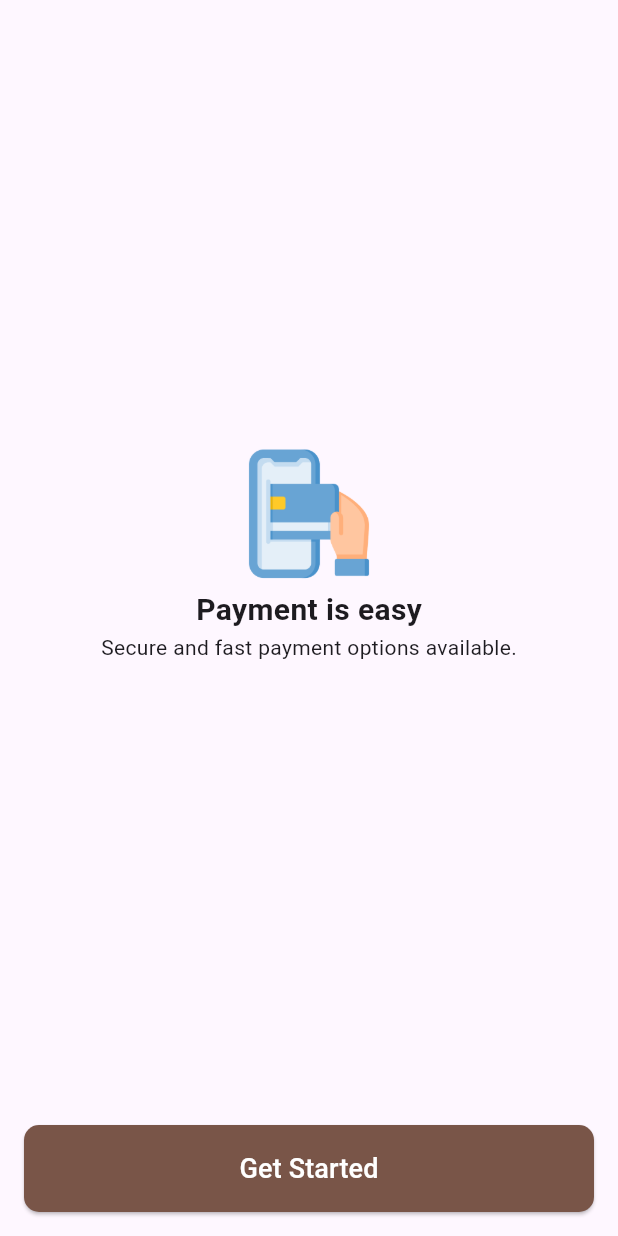
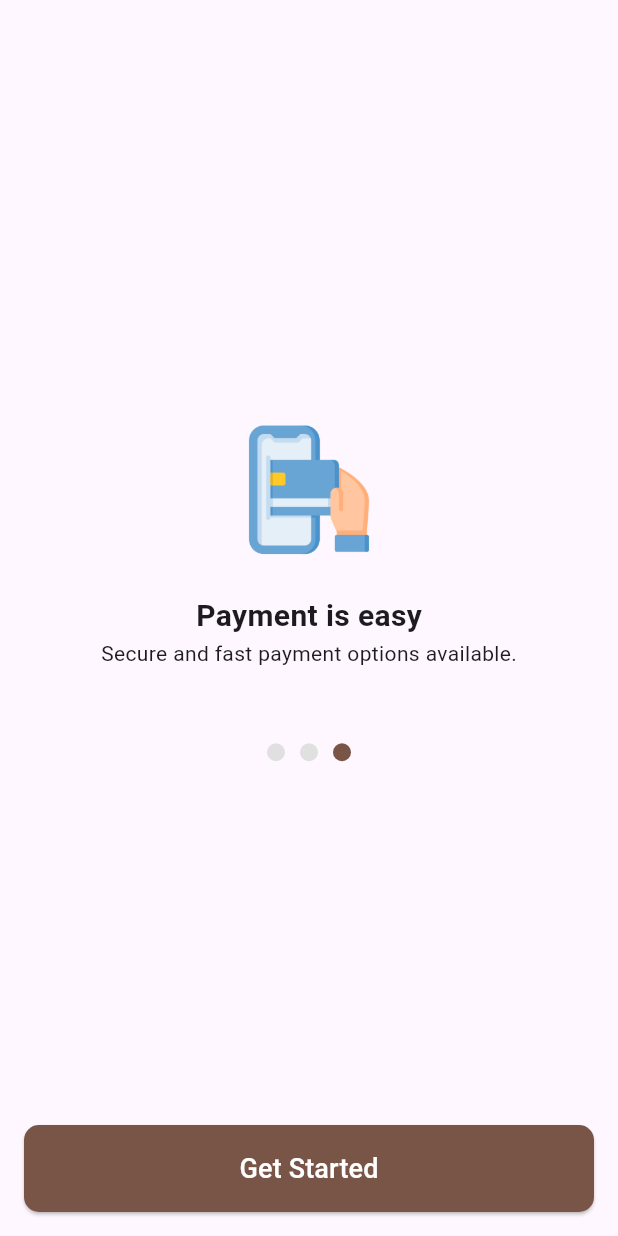
Before and after one commit to kawsar-ahmmed-hridoy/Shopping-Site, a Flutter app: the screen it shows after launch, swiped to page 3, on a phone screen of 412 x 824 dp. Run offline on Flutter 3.47's test engine with Material 3 defaults, Android fonts, the phone set to English and light mode, and no system bars.

Commit message:
made changes in Page3

```diff
--- a/lib/Screens/Starting/Page3.dart
+++ b/lib/Screens/Starting/Page3.dart
@@ -1,5 +1,5 @@
 import 'package:flutter/material.dart';
-import 'package:shopping_site/Screens/Signup/SignupScreen.dart';
+import 'package:shopping_site/Screens/Signup/SigninScreen.dart';
 
 class Page3 extends StatelessWidget {
   @override
@@ -9,41 +9,25 @@ class Page3 extends StatelessWidget {
         child: Column(
           mainAxisAlignment: MainAxisAlignment.center,
           children: [
-            Image.asset('assets/Initial/payment.png', height: 100),
-            Text(
-              'Payment is easy',
-              style: TextStyle(fontSize: 20, fontWeight: FontWeight.bold),
-            ),
-            Text('Secure and fast payment options available.'),
+            SizedBox(height: 50), Image.asset("assets/Initial/payment.png", height: 100), SizedBox(height: 20),
+            Text("Payment is easy", style: TextStyle(fontSize: 20, fontWeight: FontWeight.bold),),
+            Text("Secure and fast payment options available."), SizedBox(height: 50),
+            Row(mainAxisAlignment: MainAxisAlignment.center, children: [_buildDot(false), _buildDot(false), _buildDot(true),],),
           ],
         ),
       ),
       bottomNavigationBar: Padding(
         padding: const EdgeInsets.all(16.0),
         child: ElevatedButton(
-          onPressed: () {
-            Navigator.push(
-              context,
-              MaterialPageRoute(builder: (context) => SignupScreen()),
-            );
-          },
-          style: ElevatedButton.styleFrom(
-            backgroundColor: Colors.brown,
-            padding: EdgeInsets.symmetric(vertical: 16), // Button height
-            shape: RoundedRectangleBorder(
-              borderRadius: BorderRadius.circular(10),
-            ),
-          ),
-          child: Text(
-            'Get Started',
-            style:
-            TextStyle(
-              fontSize: 18,
-              color: Colors.white,
-            ),
-          ),
+          onPressed: () {Navigator.push(context, MaterialPageRoute(builder: (context) => SigninScreen()),);},
+          style: ElevatedButton.styleFrom(backgroundColor: Colors.brown, padding: EdgeInsets.symmetric(vertical: 16), shape: RoundedRectangleBorder(borderRadius: BorderRadius.circular(10),),),
+          child: Text("Get Started", style: TextStyle(fontSize: 18, color: Colors.white,),),
         ),
       ),
     );
   }
+
+  Widget _buildDot(bool isActive) {
+    return Container(margin: EdgeInsets.symmetric(horizontal: 5), width: 12, height: 12, decoration: BoxDecoration(color: isActive ? Colors.brown : Colors.grey[300], shape: BoxShape.circle,),);
+  }
 }
```
